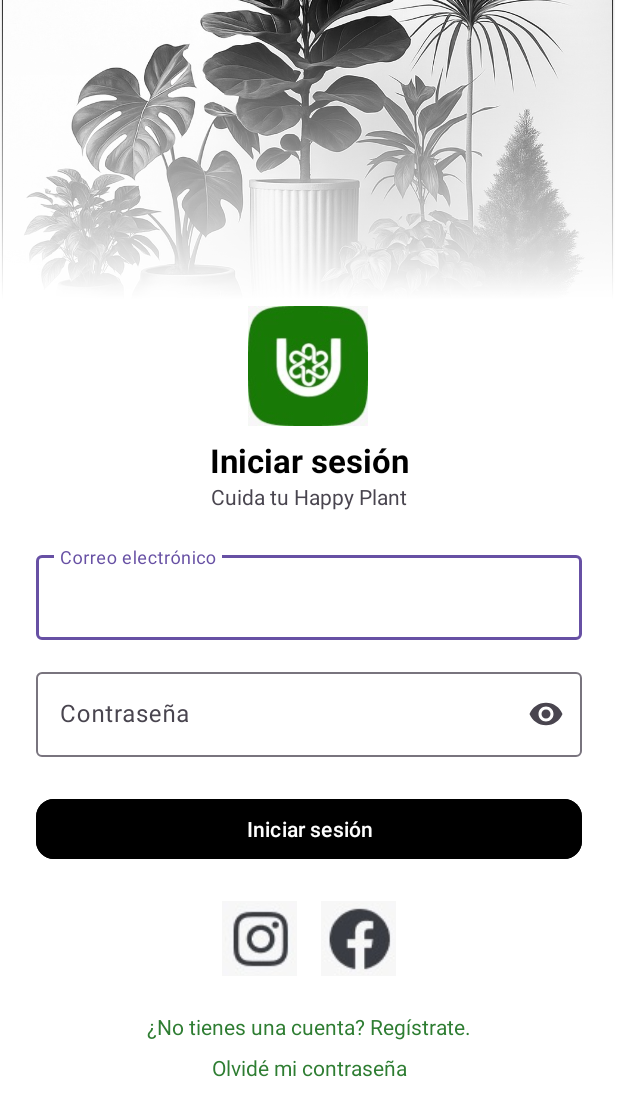
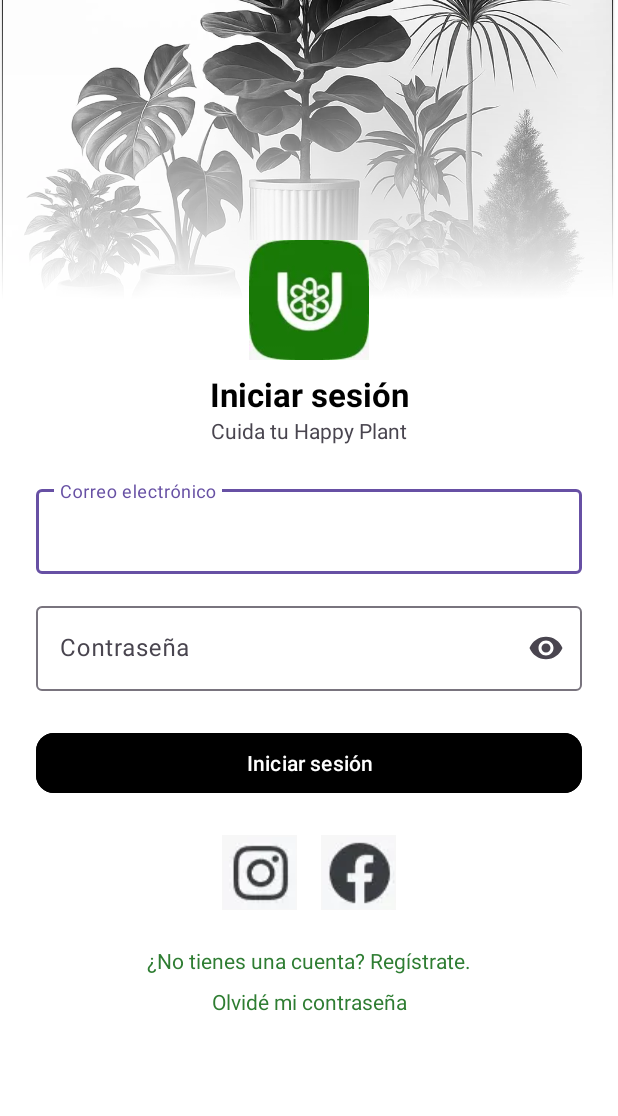
Before and after one commit to mariv542/Plantita-Feliz, an Android app: the layout login.xml on its own in the app's theme, with its tools: preview values and no code run, on a phone screen of 412 x 824 dp. Shown: the top 1116 px of the screen. Run offline under Robolectric (Android 15) with nearby library versions, the phone set to English and light mode, and no system bars.

```diff
--- a/HappyPlantAndroid/app/src/main/res/layout/activity_main.xml
+++ b/HappyPlantAndroid/app/src/main/res/layout/activity_main.xml
@@ -15,7 +15,7 @@
         android:layout_height="match_parent"
         android:foreground="#50FFFFFF"
         android:scaleType="centerCrop"
-        app:srcCompat="@drawable/brocolis" />
+        android:src="@drawable/brocolis" />
 
     <!-- Contenedor de contenido principal -->
     <LinearLayout
--- a/HappyPlantAndroid/app/src/main/res/layout/login.xml
+++ b/HappyPlantAndroid/app/src/main/res/layout/login.xml
@@ -29,13 +29,12 @@
         android:id="@+id/logoApp"
         android:layout_width="80dp"
         android:layout_height="80dp"
-        android:layout_marginTop="4dp"
+        android:layout_marginTop="-40dp"
         android:src="@drawable/img_login"
         app:layout_constraintEnd_toEndOf="parent"
-        app:layout_constraintHorizontal_bias="0.498"
         app:layout_constraintStart_toStartOf="parent"
-        app:layout_constraintTop_margin="-40dp"
         app:layout_constraintTop_toBottomOf="@id/imgBackground" />
+
 
     <TextView
         android:id="@+id/txtTitulo"
--- a/HappyPlantAndroid/gradle/libs.versions.toml
+++ b/HappyPlantAndroid/gradle/libs.versions.toml
@@ -1,5 +1,5 @@
 [versions]
-agp = "8.12.2"
+agp = "8.12.3"
 junit = "4.13.2"
 junitVersion = "1.1.5"
 espressoCore = "3.5.1"
```
Also changed, not shown: HappyPlantAndroid/app/src/main/res/drawable/brocolis.jpeg (deleted), HappyPlantAndroid/app/src/main/res/drawable/brocolis.webp (added), HappyPlantAndroid/app/src/main/res/drawable/diagrama.jpeg (deleted), HappyPlantAndroid/app/src/main/res/drawable/diagrama.webp (added), HappyPlantAndroid/app/src/main/res/drawable/facebook.jpeg (deleted), HappyPlantAndroid/app/src/main/res/drawable/facebook.webp (added), HappyPlantAndroid/app/src/main/res/drawable/ic_plant.jpeg (deleted), HappyPlantAndroid/app/src/main/res/drawable/ic_plant.webp (added), HappyPlantAndroid/app/src/main/res/drawable/img_login.jpeg (deleted), HappyPlantAndroid/app/src/main/res/drawable/img_login.webp (added), HappyPlantAndroid/app/src/main/res/drawable/instagram.jpeg (deleted), HappyPlantAndroid/app/src/main/res/drawable/instagram.webp (added), HappyPlantAndroid/app/src/main/res/drawable/logo_sin_fondo.png (deleted), HappyPlantAndroid/app/src/main/res/drawable/logo_sin_fondo.webp (added), 2 more files, 1 other file.
